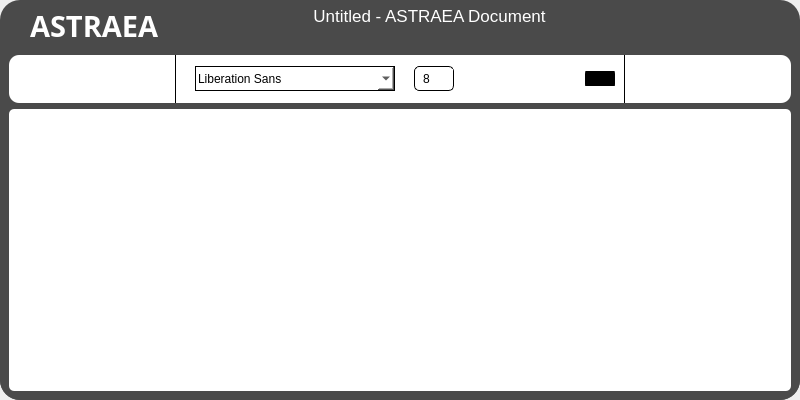
The window that UI_Files/Pad.ui (hoangm960/Astraea) describes before a commit, drawn with Qt 5.
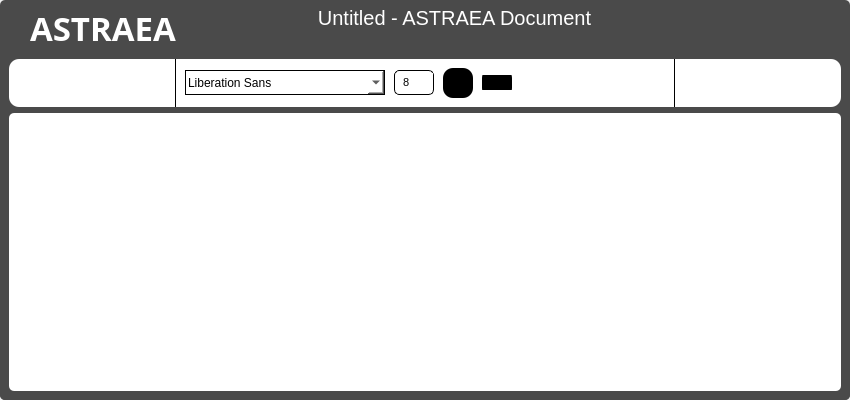
The same window after the commit. Icons and pictures are not drawn.

What changed in the file:
```diff
--- a/UI_Files/Pad.ui
+++ b/UI_Files/Pad.ui
@@ -6,13 +6,13 @@
    <rect>
     <x>0</x>
     <y>0</y>
-    <width>800</width>
+    <width>850</width>
     <height>400</height>
    </rect>
   </property>
   <property name="minimumSize">
    <size>
-    <width>800</width>
+    <width>850</width>
     <height>400</height>
    </size>
   </property>
@@ -25,7 +25,7 @@
   <widget class="QWidget" name="centralwidget">
    <property name="styleSheet">
     <string notr="true">background-color: rgb(74, 74, 74);
-border-radius: 20px;</string>
+border-radius: 5px;</string>
    </property>
    <layout class="QVBoxLayout" name="verticalLayout">
     <property name="spacing">
@@ -111,7 +111,7 @@
             <property name="font">
              <font>
               <family>Montserrat Semi Bold</family>
-              <pointsize>22</pointsize>
+              <pointsize>25</pointsize>
               <weight>75</weight>
               <bold>true</bold>
              </font>
@@ -146,7 +146,7 @@
               <widget class="QLabel" name="Title">
                <property name="font">
                 <font>
-                 <pointsize>13</pointsize>
+                 <pointsize>15</pointsize>
                  <weight>50</weight>
                  <bold>false</bold>
                 </font>
@@ -358,13 +358,13 @@
            <widget class="QFrame" name="Wrap_Tools">
             <property name="minimumSize">
              <size>
-              <width>750</width>
+              <width>800</width>
               <height>0</height>
              </size>
             </property>
             <property name="maximumSize">
              <size>
-              <width>700</width>
+              <width>800</width>
               <height>16777215</height>
              </size>
             </property>
@@ -573,13 +573,13 @@
               <widget class="QFrame" name="frame_4">
                <property name="minimumSize">
                 <size>
-                 <width>300</width>
+                 <width>350</width>
                  <height>0</height>
                 </size>
                </property>
                <property name="maximumSize">
                 <size>
-                 <width>300</width>
+                 <width>350</width>
                  <height>16777215</height>
                 </size>
                </property>
@@ -595,7 +595,7 @@
                <property name="frameShadow">
                 <enum>QFrame::Raised</enum>
                </property>
-               <layout class="QHBoxLayout" name="horizontalLayout_4" stretch="0,0">
+               <layout class="QHBoxLayout" name="horizontalLayout_4" stretch="0,0,0,0">
                 <property name="spacing">
                  <number>0</number>
                 </property>
@@ -680,6 +680,11 @@
                     <height>25</height>
                    </size>
                   </property>
+                  <property name="font">
+                   <font>
+                    <pointsize>8</pointsize>
+                   </font>
+                  </property>
                   <property name="toolTip">
                    <string>&lt;html&gt;&lt;head/&gt;&lt;body&gt;&lt;p&gt;Cỡ chữ&lt;/p&gt;&lt;/body&gt;&lt;/html&gt;</string>
                   </property>
@@ -751,6 +756,72 @@
                   </property>
                  </widget>
                 </item>
+                <item>
+                 <widget class="QPushButton" name="ColorText">
+                  <property name="minimumSize">
+                   <size>
+                    <width>30</width>
+                    <height>30</height>
+                   </size>
+                  </property>
+                  <property name="maximumSize">
+                   <size>
+                    <width>30</width>
+                    <height>30</height>
+                   </size>
+                  </property>
+                  <property name="toolTip">
+                   <string>&lt;html&gt;&lt;head/&gt;&lt;body&gt;&lt;p&gt;Màu chữ&lt;/p&gt;&lt;/body&gt;&lt;/html&gt;</string>
+                  </property>
+                  <property name="styleSheet">
+                   <string notr="true">QPushButton {
+	image: url(:/images/icons/edit-color.png);
+	background: rgb(0,0,0);
+}</string>
+                  </property>
+                  <property name="text">
+                   <string/>
+                  </property>
+                  <property name="shortcut">
+                   <string>Ctrl+U</string>
+                  </property>
+                 </widget>
+                </item>
+                <item>
+                 <widget class="QPushButton" name="Color">
+                  <property name="minimumSize">
+                   <size>
+                    <width>30</width>
+                    <height>30</height>
+                   </size>
+                  </property>
+                  <property name="maximumSize">
+                   <size>
+                    <width>30</width>
+                    <height>30</height>
+                   </size>
+                  </property>
+                  <property name="toolTip">
+                   <string>&lt;html&gt;&lt;head/&gt;&lt;body&gt;&lt;p&gt;Màu nền&lt;/p&gt;&lt;/body&gt;&lt;/html&gt;</string>
+                  </property>
+                  <property name="styleSheet">
+                   <string notr="true">QPushButton {
+background: qlineargradient(spread:pad, x1:0, y1:0, x2:0, y2:1, stop:0 rgba(255, 255, 255, 255), stop:0.227273 rgba(255, 255, 255, 255), stop:0.232955 rgba(0, 0, 0, 255), stop:0.727273 rgba(0, 0, 0, 255), stop:0.732955 rgba(255, 255, 255, 255), stop:1 rgba(255, 255, 255, 255))
+}
+QToolTip {
+	background: rgb(255,255,255);
+	color: rgb(0,0,0);
+}
+</string>
+                  </property>
+                  <property name="text">
+                   <string/>
+                  </property>
+                  <property name="shortcut">
+                   <string>Ctrl+U</string>
+                  </property>
+                 </widget>
+                </item>
                </layout>
               </widget>
              </item>
@@ -886,41 +957,6 @@
                   </property>
                  </widget>
                 </item>
-                <item>
-                 <widget class="QPushButton" name="Color">
-                  <property name="minimumSize">
-                   <size>
-                    <width>30</width>
-                    <height>30</height>
-                   </size>
-                  </property>
-                  <property name="maximumSize">
-                   <size>
-                    <width>30</width>
-                    <height>30</height>
-                   </size>
-                  </property>
-                  <property name="toolTip">
-                   <string>&lt;html&gt;&lt;head/&gt;&lt;body&gt;&lt;p&gt;Đổi màu&lt;/p&gt;&lt;/body&gt;&lt;/html&gt;</string>
-                  </property>
-                  <property name="styleSheet">
-                   <string notr="true">QPushButton {
-background: qlineargradient(spread:pad, x1:0, y1:0, x2:0, y2:1, stop:0 rgba(255, 255, 255, 255), stop:0.227273 rgba(255, 255, 255, 255), stop:0.232955 rgba(0, 0, 0, 255), stop:0.727273 rgba(0, 0, 0, 255), stop:0.732955 rgba(255, 255, 255, 255), stop:1 rgba(255, 255, 255, 255))
-}
-QToolTip {
-	background: rgb(255,255,255);
-	color: rgb(0,0,0);
-}
-</string>
-                  </property>
-                  <property name="text">
-                   <string/>
-                  </property>
-                  <property name="shortcut">
-                   <string>Ctrl+U</string>
-                  </property>
-                 </widget>
-                </item>
                </layout>
               </widget>
              </item>
```
